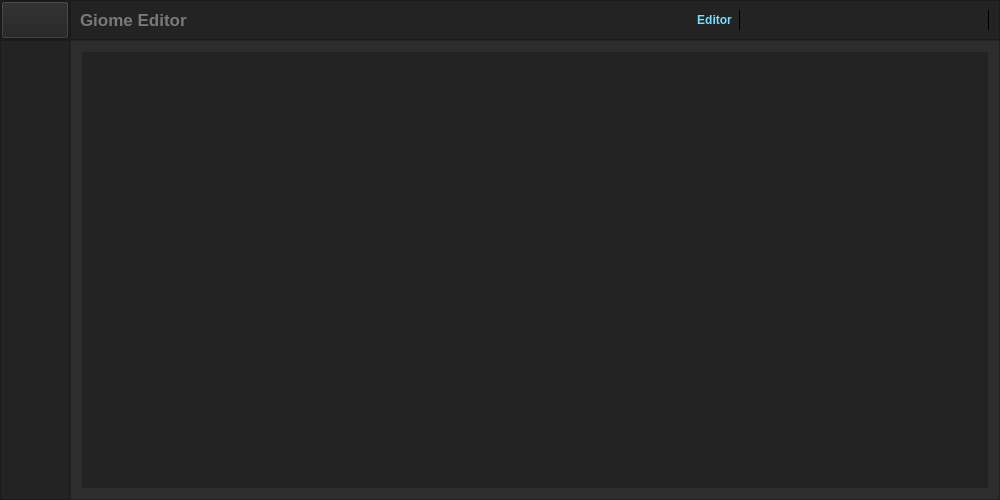
Qt form Editor/widget_ui/ui_main.ui (Class-Tooraj/GiomeEditor) before a commit.
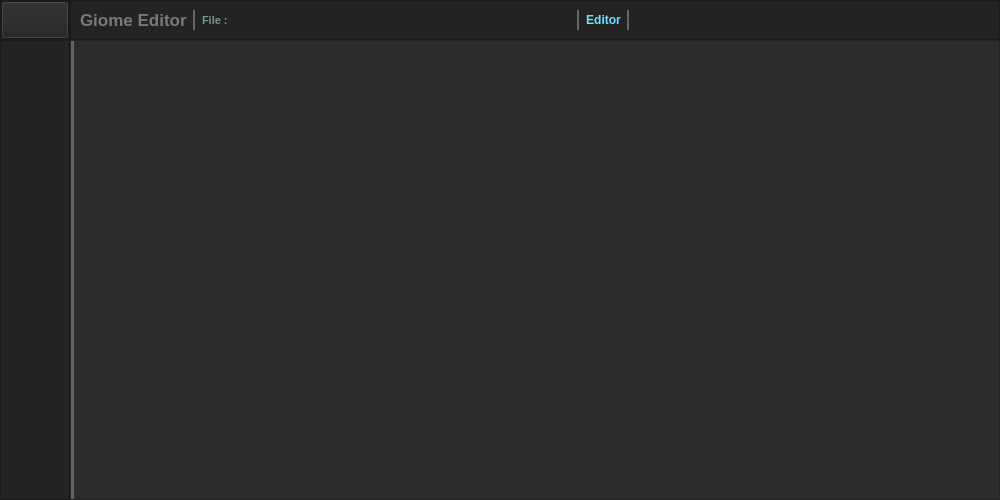
The same form after that commit. Icons and pictures are not drawn.

Commit message:
Update Main Giome Ui : 0.9 -> 1.0 	> add Right Area Edtior Widget Layout 	> add Bottom Area Edtior Widget Layout 	> change action Button to layout shortCut 	> add action Button [print, zoomIn, zoomOut] 	> add [file name | file addres] area 	> some interface update
-->> now ready too add widget example add find widget

What changed in the file:
```diff
--- a/Editor/widget_ui/ui_main.ui
+++ b/Editor/widget_ui/ui_main.ui
@@ -176,6 +176,40 @@
             </property>
            </widget>
           </item>
+          <item>
+           <widget class="Line" name="line_2">
+            <property name="styleSheet">
+             <string notr="true">color: rgb(100, 100, 100);</string>
+            </property>
+            <property name="frameShadow">
+             <enum>QFrame::Plain</enum>
+            </property>
+            <property name="lineWidth">
+             <number>2</number>
+            </property>
+            <property name="orientation">
+             <enum>Qt::Vertical</enum>
+            </property>
+           </widget>
+          </item>
+          <item>
+           <widget class="QLabel" name="lbl_fileName">
+            <property name="font">
+             <font>
+              <pointsize>8</pointsize>
+              <bold>true</bold>
+              <stylestrategy>PreferAntialias</stylestrategy>
+              <kerning>true</kerning>
+             </font>
+            </property>
+            <property name="styleSheet">
+             <string notr="true">color: rgb(119, 150, 147);</string>
+            </property>
+            <property name="text">
+             <string>File :</string>
+            </property>
+           </widget>
+          </item>
           <item>
            <spacer name="horizontalSpacer">
             <property name="orientation">
@@ -189,6 +223,22 @@
             </property>
            </spacer>
           </item>
+          <item>
+           <widget class="Line" name="line_3">
+            <property name="styleSheet">
+             <string notr="true">color: rgb(100, 100, 100);</string>
+            </property>
+            <property name="frameShadow">
+             <enum>QFrame::Plain</enum>
+            </property>
+            <property name="lineWidth">
+             <number>2</number>
+            </property>
+            <property name="orientation">
+             <enum>Qt::Vertical</enum>
+            </property>
+           </widget>
+          </item>
           <item>
            <widget class="QLabel" name="lbl_namePage">
             <property name="font">
@@ -213,11 +263,44 @@
           </item>
           <item>
            <widget class="Line" name="line">
+            <property name="styleSheet">
+             <string notr="true">color: rgb(100, 100, 100);</string>
+            </property>
             <property name="frameShadow">
              <enum>QFrame::Plain</enum>
             </property>
+            <property name="lineWidth">
+             <number>2</number>
+            </property>
             <property name="orientation">
              <enum>Qt::Vertical</enum>
+            </property>
+           </widget>
+          </item>
+          <item>
+           <layout class="QHBoxLayout" name="lyt_shortCut">
+            <item>
+             <widget class="QPushButton" name="btn_print">
+              <property name="styleSheet">
+               <string notr="true">QPushButton {
+	color: rgb(255, 255, 255);
+	background-color: rgb(35, 35, 35);
+	border: 1px solid;
+	border-color: rgb(35, 35, 35);
+}
+QPushButton:hover {
+	background-color: rgb(89, 89, 89);
+}</string>
+              </property>
+              <property name="text">
+               <string/>
+              </property>
+              <property name="icon">
+               <iconset resource="files.qrc">
+                <normaloff>:/16x16/icons/16x16/cil-print.png</normaloff>:/16x16/icons/16x16/cil-print.png</iconset>
+              </property>
+              <property name="shortcut">
+               <string>Ctrl+P</string>
             </property>
            </widget>
           </item>
@@ -372,14 +455,56 @@
            </widget>
           </item>
           <item>
-           <widget class="Line" name="line_2">
-            <property name="frameShadow">
-             <enum>QFrame::Plain</enum>
-            </property>
-            <property name="orientation">
-             <enum>Qt::Vertical</enum>
-            </property>
-           </widget>
+             <widget class="QPushButton" name="btn_zoomIn">
+              <property name="styleSheet">
+               <string notr="true">QPushButton {
+	color: rgb(255, 255, 255);
+	background-color: rgb(35, 35, 35);
+	border: 1px solid;
+	border-color: rgb(35, 35, 35);
+}
+QPushButton:hover {
+	background-color: rgb(89, 89, 89);
+}</string>
+              </property>
+              <property name="text">
+               <string/>
+              </property>
+              <property name="icon">
+               <iconset resource="files.qrc">
+                <normaloff>:/16x16/icons/16x16/cil-zoom-in.png</normaloff>:/16x16/icons/16x16/cil-zoom-in.png</iconset>
+              </property>
+              <property name="shortcut">
+               <string>Ctrl++</string>
+              </property>
+             </widget>
+            </item>
+            <item>
+             <widget class="QPushButton" name="btn_zoomOut">
+              <property name="styleSheet">
+               <string notr="true">QPushButton {
+	color: rgb(255, 255, 255);
+	background-color: rgb(35, 35, 35);
+	border: 1px solid;
+	border-color: rgb(35, 35, 35);
+}
+QPushButton:hover {
+	background-color: rgb(89, 89, 89);
+}</string>
+              </property>
+              <property name="text">
+               <string/>
+              </property>
+              <property name="icon">
+               <iconset resource="files.qrc">
+                <normaloff>:/16x16/icons/16x16/cil-zoom-out.png</normaloff>:/16x16/icons/16x16/cil-zoom-out.png</iconset>
+              </property>
+              <property name="shortcut">
+               <string>Ctrl+-</string>
+              </property>
+             </widget>
+            </item>
+           </layout>
           </item>
          </layout>
         </widget>
@@ -447,6 +572,64 @@
           <property name="bottomMargin">
            <number>3</number>
           </property>
+          <item>
+           <widget class="QPushButton" name="btn_editor">
+            <property name="minimumSize">
+             <size>
+              <width>0</width>
+              <height>40</height>
+             </size>
+            </property>
+            <property name="font">
+             <font>
+              <bold>true</bold>
+              <underline>false</underline>
+             </font>
+            </property>
+            <property name="styleSheet">
+             <string notr="true">QPushButton {
+	color: rgb(255, 255, 255);
+	background-color: rgb(35, 35, 35);
+	border: 0px solid;
+}
+QPushButton:hover {
+	background-color: rgb(89, 89, 89);
+}</string>
+            </property>
+            <property name="text">
+             <string/>
+            </property>
+            <property name="icon">
+             <iconset resource="files.qrc">
+              <normaloff>:/20x20/icons/20x20/cil-terminal.png</normaloff>:/20x20/icons/20x20/cil-terminal.png</iconset>
+            </property>
+            <property name="iconSize">
+             <size>
+              <width>20</width>
+              <height>20</height>
+             </size>
+            </property>
+            <property name="shortcut">
+             <string>Ctrl+Shift+E</string>
+            </property>
+           </widget>
+          </item>
+          <item>
+           <spacer name="verticalSpacer">
+            <property name="orientation">
+             <enum>Qt::Vertical</enum>
+            </property>
+            <property name="sizeType">
+             <enum>QSizePolicy::MinimumExpanding</enum>
+            </property>
+            <property name="sizeHint" stdset="0">
+             <size>
+              <width>20</width>
+              <height>40</height>
+             </size>
+            </property>
+           </spacer>
+          </item>
           <item alignment="Qt::AlignTop">
            <widget class="QFrame" name="frame_top_menus">
             <property name="frameShape">
@@ -600,64 +783,6 @@
             </layout>
            </widget>
           </item>
-          <item>
-           <spacer name="verticalSpacer_up">
-            <property name="orientation">
-             <enum>Qt::Vertical</enum>
-            </property>
-            <property name="sizeType">
-             <enum>QSizePolicy::Minimum</enum>
-            </property>
-            <property name="sizeHint" stdset="0">
-             <size>
-              <width>15</width>
-              <height>22</height>
-             </size>
-            </property>
-           </spacer>
-          </item>
-          <item>
-           <widget class="QPushButton" name="btn_editor">
-            <property name="minimumSize">
-             <size>
-              <width>0</width>
-              <height>40</height>
-             </size>
-            </property>
-            <property name="font">
-             <font>
-              <bold>true</bold>
-              <underline>false</underline>
-             </font>
-            </property>
-            <property name="styleSheet">
-             <string notr="true">QPushButton {
-	color: rgb(255, 255, 255);
-	background-color: rgb(35, 35, 35);
-	border: 0px solid;
-}
-QPushButton:hover {
-	background-color: rgb(89, 89, 89);
-}</string>
-            </property>
-            <property name="text">
-             <string/>
-            </property>
-            <property name="icon">
-             <iconset resource="files.qrc">
-              <normaloff>:/20x20/icons/20x20/cil-notes.png</normaloff>:/20x20/icons/20x20/cil-notes.png</iconset>
-            </property>
-            <property name="iconSize">
-             <size>
-              <width>20</width>
-              <height>20</height>
-             </size>
-            </property>
-            <property name="shortcut">
-             <string>Ctrl+Shift+E</string>
-            </property>
-           </widget>
-          </item>
           <item>
            <spacer name="verticalSpacer_bottem">
             <property name="orientation">
@@ -725,44 +850,91 @@
           <property name="spacing">
            <number>0</number>
           </property>
+          <property name="leftMargin">
+           <number>0</number>
+          </property>
+          <property name="topMargin">
+           <number>0</number>
+          </property>
+          <property name="rightMargin">
+           <number>0</number>
+          </property>
+          <property name="bottomMargin">
+           <number>0</number>
+          </property>
           <item>
            <widget class="QStackedWidget" name="stackedWidget">
+            <property name="frameShape">
+             <enum>QFrame::NoFrame</enum>
+            </property>
             <property name="currentIndex">
              <number>0</number>
             </property>
             <widget class="QWidget" name="page_editor">
              <layout class="QVBoxLayout" name="verticalLayout_10">
               <property name="spacing">
-               <number>2</number>
+               <number>0</number>
               </property>
               <property name="leftMargin">
-               <number>2</number>
+               <number>0</number>
               </property>
               <property name="topMargin">
-               <number>2</number>
+               <number>0</number>
               </property>
               <property name="rightMargin">
-               <number>2</number>
+               <number>0</number>
               </property>
               <property name="bottomMargin">
+               <number>0</number>
+              </property>
+              <item>
+               <layout class="QVBoxLayout" name="lyt_eBase" stretch="0,0">
+                <property name="spacing">
+                 <number>1</number>
+                </property>
+                <item>
+                 <layout class="QHBoxLayout" name="lyt_eEditor">
+                  <property name="spacing">
                <number>2</number>
               </property>
+                  <item>
+                   <widget class="Line" name="line_4">
+                    <property name="styleSheet">
+                     <string notr="true">color: rgb(100, 100, 100);</string>
+                    </property>
+                    <property name="frameShadow">
+                     <enum>QFrame::Plain</enum>
+                    </property>
+                    <property name="lineWidth">
+                     <number>3</number>
+                    </property>
+                    <property name="orientation">
+                     <enum>Qt::Vertical</enum>
+                    </property>
+                   </widget>
+                  </item>
               <item>
                <widget class="QTextEdit" name="textEdit">
                 <property name="font">
                  <font>
                   <family>Courier New</family>
-                  <pointsize>11</pointsize>
-                  <bold>false</bold>
-                  <stylestrategy>PreferAntialias</stylestrategy>
-                 </font>
-                </property>
-                <property name="cursor" stdset="0">
-                 <cursorShape>IBeamCursor</cursorShape>
+                      <pointsize>12</pointsize>
+                     </font>
+                    </property>
+                    <property name="focusPolicy">
+                     <enum>Qt::StrongFocus</enum>
                 </property>
                 <property name="styleSheet">
-                 <string notr="true">color: rgb(255, 255, 255);
-background-color: rgb(35, 35, 35);</string>
+                     <string notr="true">QTextEdit{
+	
+	background-color: rgb(44, 44, 44);
+	selection-background-color: rgb(85, 85, 85);
+	selection-color: rgb(184, 255, 244);
+	color: rgb(255, 255, 255);
+}</string>
+                    </property>
+                    <property name="inputMethodHints">
+                     <set>Qt::ImhMultiLine</set>
                 </property>
                 <property name="frameShape">
                  <enum>QFrame::NoFrame</enum>
@@ -770,8 +942,17 @@
                 <property name="frameShadow">
                  <enum>QFrame::Plain</enum>
                 </property>
+                    <property name="lineWidth">
+                     <number>1</number>
+                    </property>
+                    <property name="midLineWidth">
+                     <number>0</number>
+                    </property>
+                    <property name="sizeAdjustPolicy">
+                     <enum>QAbstractScrollArea::AdjustIgnored</enum>
+                    </property>
                 <property name="lineWrapColumnOrWidth">
-                 <number>0</number>
+                     <number>1</number>
                 </property>
                 <property name="tabStopDistance">
                  <double>12.000000000000000</double>
@@ -781,6 +962,30 @@
                 </property>
                </widget>
               </item>
+                  <item>
+                   <layout class="QVBoxLayout" name="lyt_eRight">
+                    <property name="spacing">
+                     <number>2</number>
+                    </property>
+                    <property name="sizeConstraint">
+                     <enum>QLayout::SetMaximumSize</enum>
+                    </property>
+                   </layout>
+                  </item>
+                 </layout>
+                </item>
+                <item>
+                 <layout class="QHBoxLayout" name="lyt_eBottom">
+                  <property name="spacing">
+                   <number>2</number>
+                  </property>
+                  <property name="sizeConstraint">
+                   <enum>QLayout::SetMaximumSize</enum>
+                  </property>
+                 </layout>
+                </item>
+               </layout>
+              </item>
              </layout>
             </widget>
             <widget class="QWidget" name="page_setting">
```
Left out of the diff: 4 changed lines with no effect on the pictures. Lines whose indentation alone changed are shown as unchanged. The commit also changes 2 other files.
